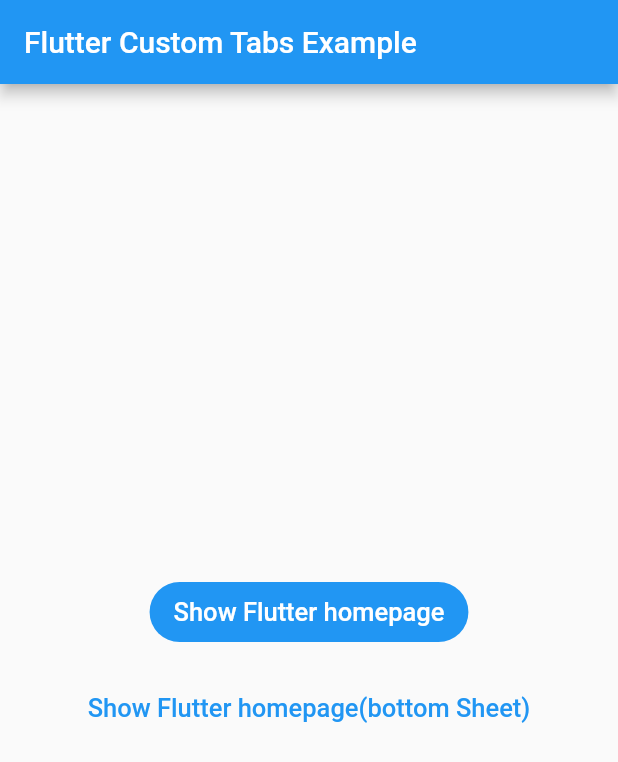
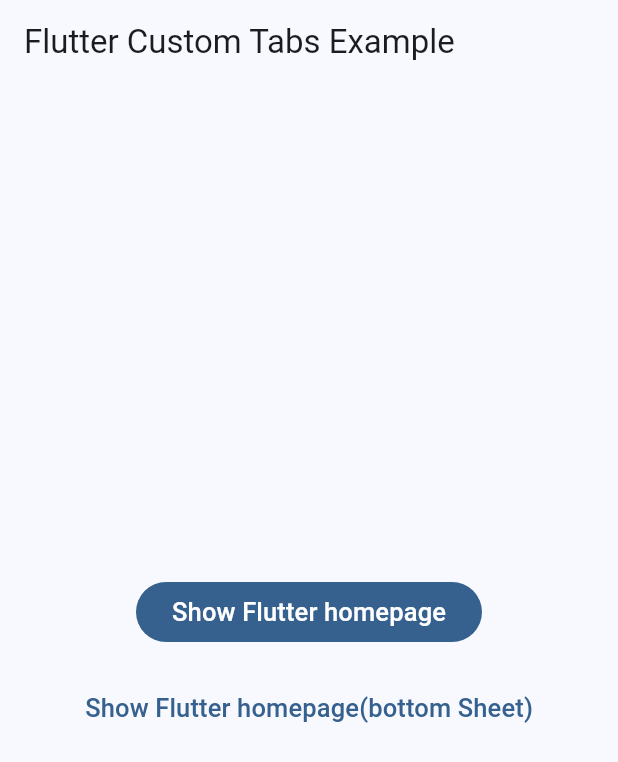
Before and after one commit to droibit/flutter_custom_tabs, a Flutter app: the screen it shows after launch, after a tap on "Show Flutter homepage", on a phone screen of 412 x 824 dp. Shown: the top 762 px of the screen. Run offline on Flutter 3.47's test engine with Material 2 defaults, Android fonts, the phone set to English and light mode, and no system bars; our stand-ins replace plugin_platform_interface, url_launcher_platform_interface, url_launcher_web.

Commit message:
Migrate example app to Material Design3

```diff
--- a/flutter_custom_tabs/example/lib/main.dart
+++ b/flutter_custom_tabs/example/lib/main.dart
@@ -13,12 +13,12 @@ class MyApp extends StatelessWidget {
     return MaterialApp(
       title: 'Flutter Custom Tabs Example',
       theme: ThemeData(
-        primarySwatch: Colors.blue,
-        brightness: Brightness.light,
+        useMaterial3: true,
+        colorSchemeSeed: Colors.blue,
       ),
       darkTheme: ThemeData(
-        primarySwatch: Colors.blue,
-        brightness: Brightness.dark,
+        useMaterial3: true,
+        colorSchemeSeed: Colors.blue,
       ),
       home: Builder(
         builder: (context) => Scaffold(
@@ -58,7 +58,7 @@ class MyApp extends StatelessWidget {
       await launch(
         'https://flutter.dev',
         customTabsOptions: CustomTabsOptions(
-          toolbarColor: theme.primaryColor,
+          toolbarColor: theme.colorScheme.surface,
           shareState: CustomTabsShareState.on,
           urlBarHidingEnabled: true,
           showPageTitle: true,
@@ -71,8 +71,8 @@ class MyApp extends StatelessWidget {
           ],
         ),
         safariVCOptions: SafariViewControllerOptions(
-          preferredBarTintColor: theme.primaryColor,
-          preferredControlTintColor: Colors.white,
+          preferredBarTintColor: theme.colorScheme.surface,
+          preferredControlTintColor: theme.colorScheme.onSurface,
           barCollapsingEnabled: true,
           entersReaderIfAvailable: false,
           dismissButtonStyle: SafariViewControllerDismissButtonStyle.close,
```
